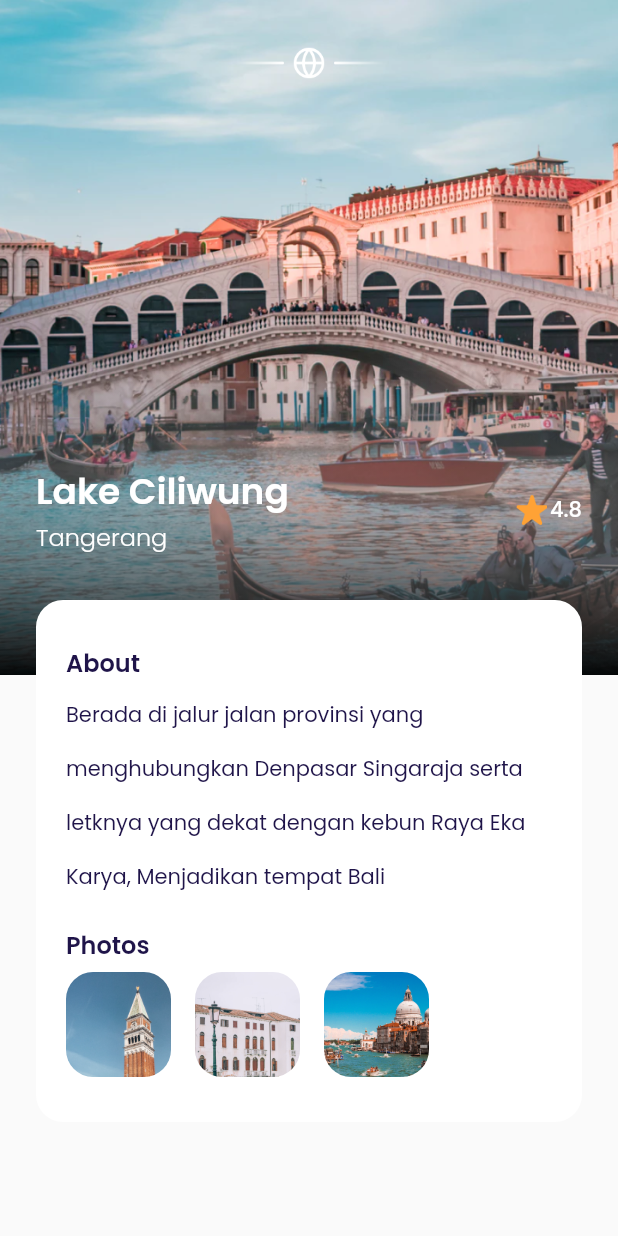
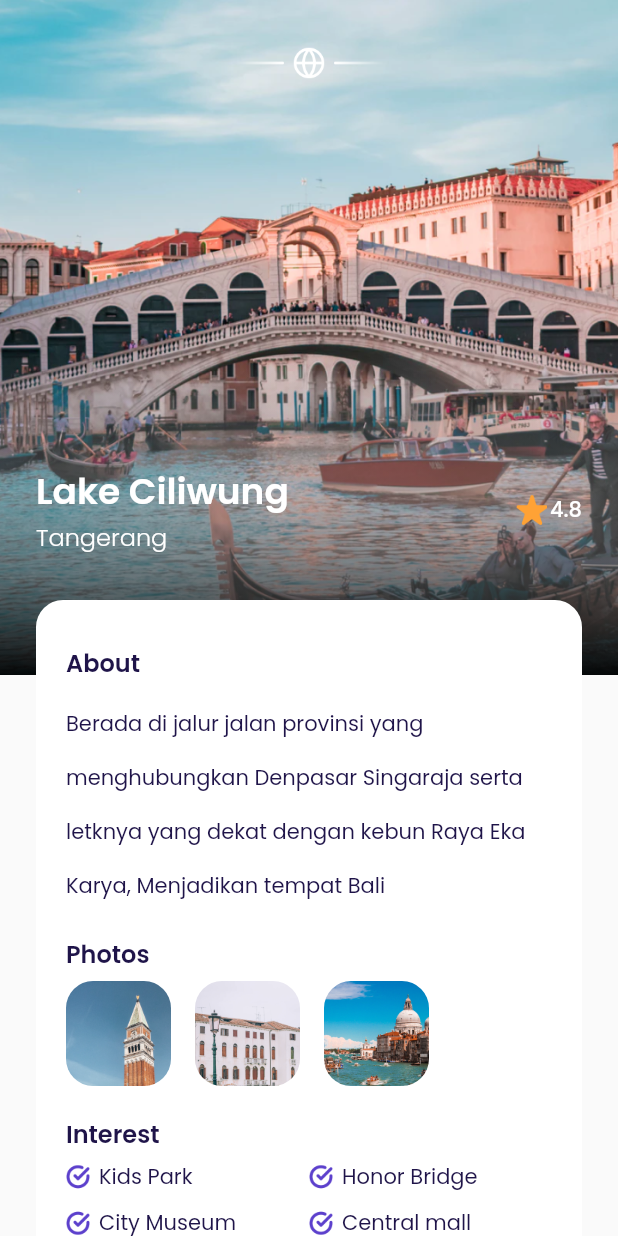
Before and after one commit to s4llm4n/airplane, a Flutter app: the DetailPage screen opened directly, on a phone screen of 412 x 824 dp. Run offline on Flutter 3.47's test engine with Material 2 defaults, Android fonts, the phone set to English and light mode, and no system bars; our stand-ins replace google_fonts.

Commit message:
commit update2

```diff
--- a/lib/ui/pages/detail_page.dart
+++ b/lib/ui/pages/detail_page.dart
@@ -1,4 +1,5 @@
 import 'package:airplane/shared/theme.dart';
+import 'package:airplane/ui/widgets/interest_item.dart';
 import 'package:airplane/ui/widgets/photo_item.dart';
 import 'package:flutter/material.dart';
 
@@ -142,6 +143,9 @@ class DetailPage extends StatelessWidget {
                       fontWeight: semiBold,
                     ),
                   ),
+                  SizedBox(
+                    height: 6,
+                  ),
                   Text('Berada di jalur jalan provinsi yang menghubungkan Denpasar Singaraja serta letknya yang dekat dengan kebun Raya Eka Karya, Menjadikan tempat Bali',
                   style: blackTextStyle.copyWith(
                     height: 2.6,
@@ -177,9 +181,49 @@ class DetailPage extends StatelessWidget {
                       ),
                     ],
                   ),
+
+                  // NOTE: INTEREST
+                  SizedBox(
+                    height: 20,
+                  ),
+                  Text(
+                    'Interest',
+                    style: blackTextStyle.copyWith(
+                    fontSize: 16,
+                    fontWeight: semiBold,
+                  ),
+                  ),
+                  SizedBox(
+                    height: 6,
+                  ),
+                  Row(
+                    children: [
+                      InterestItem(
+                        text: 'Kids Park',
+                      ),
+                      InterestItem(
+                        text: 'Honor Bridge',
+                      ),
+                    ],
+                  ),
+                  SizedBox(
+                    height: 10,
+                  ),
+                  Row(
+                    children: [
+                      InterestItem(
+                        text: 'City Museum',
+                      ),
+                      InterestItem(
+                        text: 'Central mall',
+                      ),
+                    ],
+                  ),
                 ],
               ),
             ),
+
+
           ],
         ),
       );
@@ -187,12 +231,14 @@ class DetailPage extends StatelessWidget {
 
     return Scaffold(
       backgroundColor: kBackgroundColor,
-      body: Stack(
-        children: [
-          backgroundImage(),
-          customShadow(),
-          content(),
-        ],
+      body: SingleChildScrollView(
+        child: Stack(
+          children: [
+            backgroundImage(),
+            customShadow(),
+            content(),
+          ],
+        ),
       ),
     );
   }
--- /dev/null
+++ b/lib/ui/widgets/interest_item.dart
@@ -0,0 +1,38 @@
+import 'package:airplane/shared/theme.dart';
+import 'package:flutter/material.dart';
+
+class InterestItem extends StatelessWidget {
+  final String text;
+
+  const InterestItem({
+    Key? key,
+    required this.text,
+  }) : super(key: key);
+
+  @override
+  Widget build(BuildContext context) {
+    return Expanded(
+      child: Row(
+        children: [
+          Container(
+            width: 16,
+            height: 16,
+            margin: EdgeInsets.only(right: 6),
+            decoration: BoxDecoration(
+              image: DecorationImage(
+                fit: BoxFit.cover,
+                image: AssetImage(
+                  'assets/icon_check.png',
+                ),
+              ),
+            ),
+          ),
+          Text(
+            text,
+            style: blackTextStyle,
+          ),
+        ],
+      ),
+    );
+  }
+}
```
